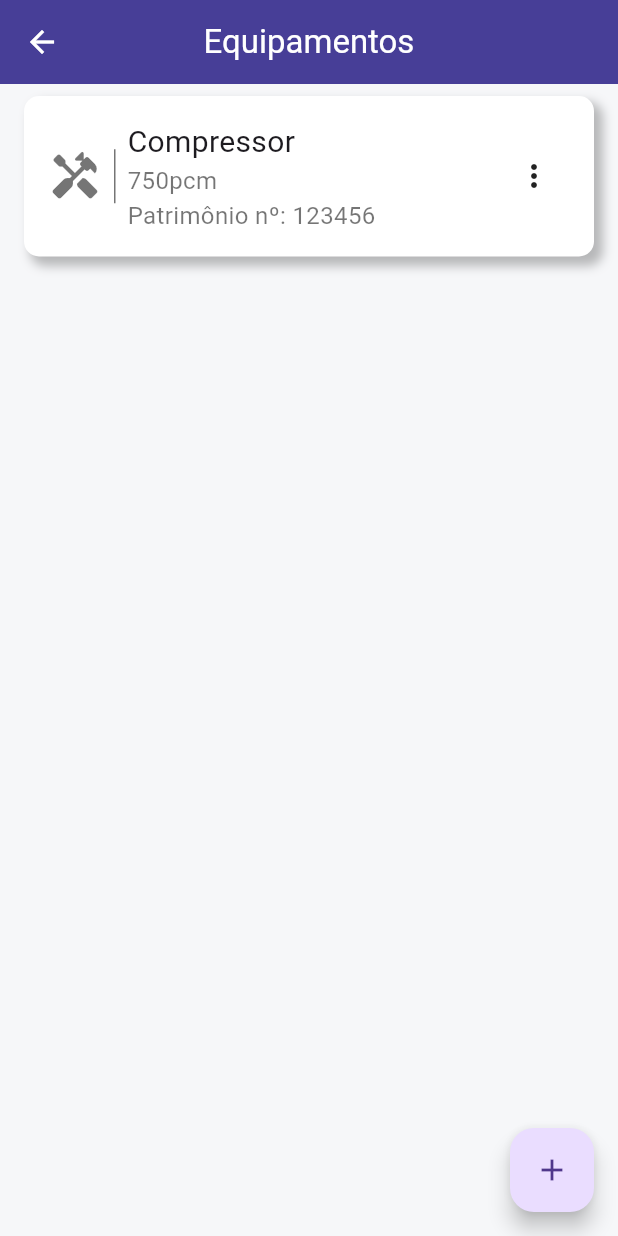
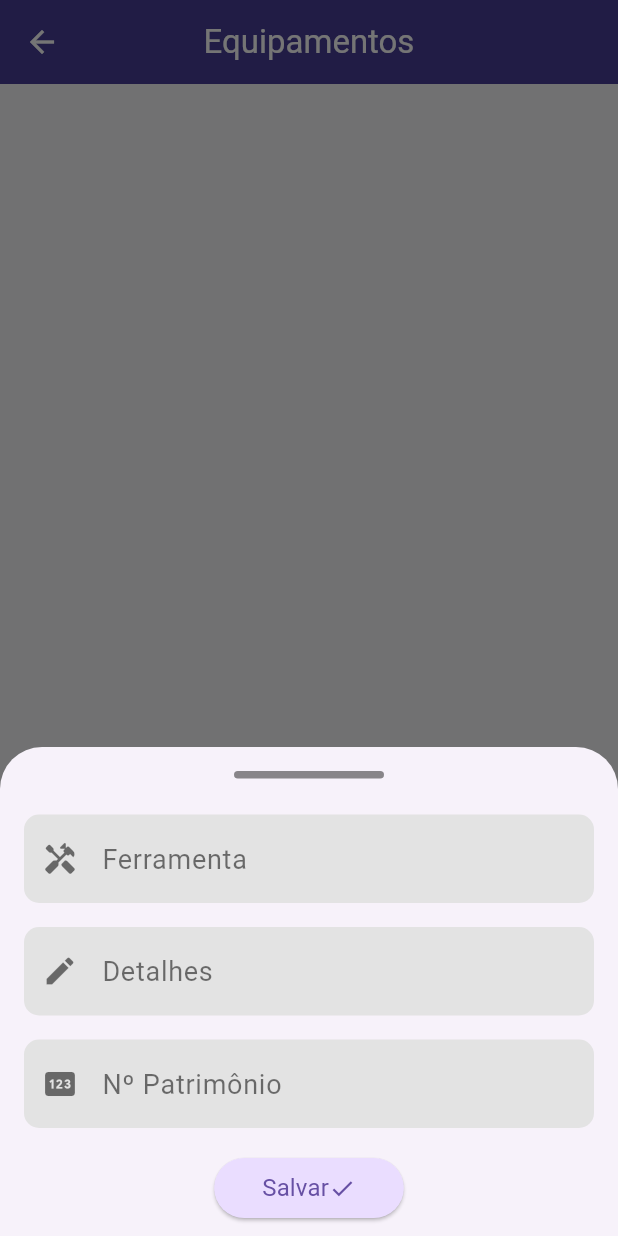
Before and after one commit to JoshGodoyyy/Appli-Lite, a Flutter app: the EquipmentsPage screen opened directly, after a tap on the "add" icon, on a phone screen of 412 x 824 dp. Run offline on Flutter 3.47's test engine with Material 2 defaults, Android fonts, the phone set to English and light mode, and no system bars; drawn by our look-alikes of firebase_database; our stand-ins replace firebase_auth, firebase_core, top_snackbar_flutter; accounts and stored records are empty; generated files the repository leaves out were written again; Roboto replaces fonts that are missing (open-sans).

```diff
--- a/lib/app/pages/equipments_page/equipments_page.dart
+++ b/lib/app/pages/equipments_page/equipments_page.dart
@@ -1,7 +1,12 @@
+import 'package:appli_lite/app/pages/equipments_page/widgets/text_field_equipments.dart';
 import 'package:appli_lite/app/pages/equipments_page/widgets/tile_item.dart';
 import 'package:appli_lite/app/core/ui/styles/colors_app.dart';
 import 'package:appli_lite/app/core/ui/styles/text_styles.dart';
 import 'package:flutter/material.dart';
+import 'package:appli_lite/firebase_options.dart';
+import 'package:firebase_core/firebase_core.dart';
+import 'package:firebase_database/firebase_database.dart';
+import 'package:firebase_database/ui/firebase_animated_list.dart';
 
 class EquipmentsPage extends StatefulWidget {
   const EquipmentsPage({Key? key}) : super(key: key);
@@ -11,6 +16,19 @@ class EquipmentsPage extends StatefulWidget {
 }
 
 class _EquipmentsPageState extends State<EquipmentsPage> {
+  final databaseReference = FirebaseDatabase.instanceFor(
+    app: Firebase.app(),
+    databaseURL: 'https://appli-lite-default-rtdb.firebaseio.com/',
+  ).ref();
+
+  Query data = FirebaseDatabase.instance.ref().child('equipments');
+
+  getData() async {
+    await Firebase.initializeApp(
+      options: DefaultFirebaseOptions.currentPlatform,
+    );
+  }
+
   @override
   Widget build(BuildContext context) {
     return Scaffold(
@@ -27,19 +45,127 @@ class _EquipmentsPageState extends State<EquipmentsPage> {
         ),
         centerTitle: true,
       ),
-      body: ListView(
-        children: const [
-          TileItem(
-            title: 'Compressor',
-            details: '750pcm',
-            id: 123456,
-          ),
-        ],
+      body: FutureBuilder(
+        future: getData(),
+        builder: (context, snapshot) {
+          if (snapshot.hasError) {
+            return Center(
+              child: Text(
+                'Ocorreu um erro',
+                style: TextStyles.instance.textRegular,
+              ),
+            );
+          }
+          if (snapshot.connectionState != ConnectionState.done) {
+            return const Center(
+              child: CircularProgressIndicator(),
+            );
+          } else {
+            return FirebaseAnimatedList(
+              query: data,
+              itemBuilder: (
+                context,
+                snapshot,
+                animation,
+                index,
+              ) {
+                Map equipment = snapshot.value as Map;
+                equipment['key'] = snapshot.key;
+                return TileItem(data: equipment);
+              },
+            );
+          }
+        },
       ),
       floatingActionButton: FloatingActionButton(
         child: const Icon(Icons.add),
-        onPressed: () {},
+        onPressed: () {
+          showModal(context);
+        },
       ),
     );
   }
+
+  Future<dynamic> showModal(BuildContext context) {
+    final itemController = TextEditingController();
+    final detailsController = TextEditingController();
+    final idController = TextEditingController();
+
+    return showModalBottomSheet(
+      context: context,
+      isScrollControlled: true,
+      builder: (context) {
+        return Padding(
+          padding: EdgeInsets.only(
+            bottom: MediaQuery.of(context).viewInsets.bottom,
+          ),
+          child: Column(
+            mainAxisSize: MainAxisSize.min,
+            children: [
+              Padding(
+                padding: const EdgeInsets.all(16.0),
+                child: Container(
+                  width: 100,
+                  height: 5,
+                  decoration: const BoxDecoration(
+                    borderRadius: BorderRadius.all(
+                      Radius.circular(10),
+                    ),
+                    color: Colors.black45,
+                  ),
+                ),
+              ),
+              TextFieldEquipments(
+                controller: itemController,
+                hintText: 'Ferramenta',
+                icon: Icons.handyman_rounded,
+              ),
+              TextFieldEquipments(
+                controller: detailsController,
+                hintText: 'Detalhes',
+                icon: Icons.edit,
+              ),
+              TextFieldEquipments(
+                controller: idController,
+                hintText: 'Nº Patrimônio',
+                icon: Icons.pin,
+              ),
+              Padding(
+                padding: const EdgeInsets.all(8.0),
+                child: ElevatedButton(
+                  onPressed: () {
+                    databaseReference
+                        .child('equipments')
+                        .child(idController.text)
+                        .set({
+                      'title': itemController.text,
+                      'details': detailsController.text,
+                      'id': idController.text,
+                    });
+                  },
+                  style: ElevatedButton.styleFrom(
+                    backgroundColor: const Color(0xffeaddff),
+                  ),
+                  child: Padding(
+                    padding: const EdgeInsets.all(8.0),
+                    child: Row(
+                      mainAxisSize: MainAxisSize.min,
+                      children: [
+                        Text(
+                          'Salvar',
+                          style: TextStyles.instance.textRegular
+                              .copyWith(fontSize: 16),
+                        ),
+                        const Icon(Icons.check)
+                      ],
+                    ),
+                  ),
+                ),
+              )
+            ],
+          ),
+        );
+      },
+    );
+  }
 }
--- /dev/null
+++ b/lib/app/pages/equipments_page/widgets/text_field_equipments.dart
@@ -0,0 +1,51 @@
+import 'package:flutter/material.dart';
+
+import '../../../core/ui/styles/text_styles.dart';
+
+class TextFieldEquipments extends StatelessWidget {
+  final TextEditingController controller;
+  final String hintText;
+  final IconData icon;
+
+  const TextFieldEquipments({
+    Key? key,
+    required this.controller,
+    required this.hintText,
+    required this.icon,
+  }) : super(key: key);
+
+  @override
+  Widget build(BuildContext context) {
+    return Padding(
+      padding: const EdgeInsets.symmetric(
+        vertical: 8,
+        horizontal: 16,
+      ),
+      child: Container(
+        decoration: const BoxDecoration(
+          color: Color(0xffe3e3e3),
+          borderRadius: BorderRadius.all(
+            Radius.circular(10),
+          ),
+        ),
+        child: TextFormField(
+          controller: controller,
+          decoration: InputDecoration(
+            border: const OutlineInputBorder(
+              borderSide: BorderSide.none,
+            ),
+            hintText: hintText,
+            hintStyle: TextStyles.instance.textRegular.copyWith(
+              color: Colors.black54,
+              fontSize: 18,
+            ),
+            prefixIcon: Icon(
+              icon,
+              color: Colors.black54,
+            ),
+          ),
+        ),
+      ),
+    );
+  }
+}
--- a/lib/app/pages/equipments_page/widgets/tile_item.dart
+++ b/lib/app/pages/equipments_page/widgets/tile_item.dart
@@ -4,15 +4,11 @@ import 'package:flutter/material.dart';
 enum Items { editar, remover, transferir }
 
 class TileItem extends StatefulWidget {
-  final String title;
-  final String details;
-  final int id;
+  final Map data;
 
   const TileItem({
     Key? key,
-    required this.title,
-    required this.details,
-    required this.id,
+    required this.data,
   }) : super(key: key);
 
   @override
@@ -65,18 +61,18 @@ class _TileItemState extends State<TileItem> {
                 crossAxisAlignment: CrossAxisAlignment.start,
                 children: [
                   Text(
-                    widget.title,
+                    widget.data['title'],
                     style: TextStyles.instance.textRegular.copyWith(
                       fontSize: 20,
                     ),
                   ),
                   Text(
-                    widget.details,
+                    widget.data['details'],
                     style: TextStyles.instance.textRegular
                         .copyWith(fontSize: 16, color: Colors.black54),
                   ),
                   Text(
-                    'Patrimônio nº: ${widget.id}',
+                    'Patrimônio nº: ${widget.data['id']}',
                     style: TextStyles.instance.textRegular
                         .copyWith(fontSize: 16, color: Colors.black54),
                   )
```
